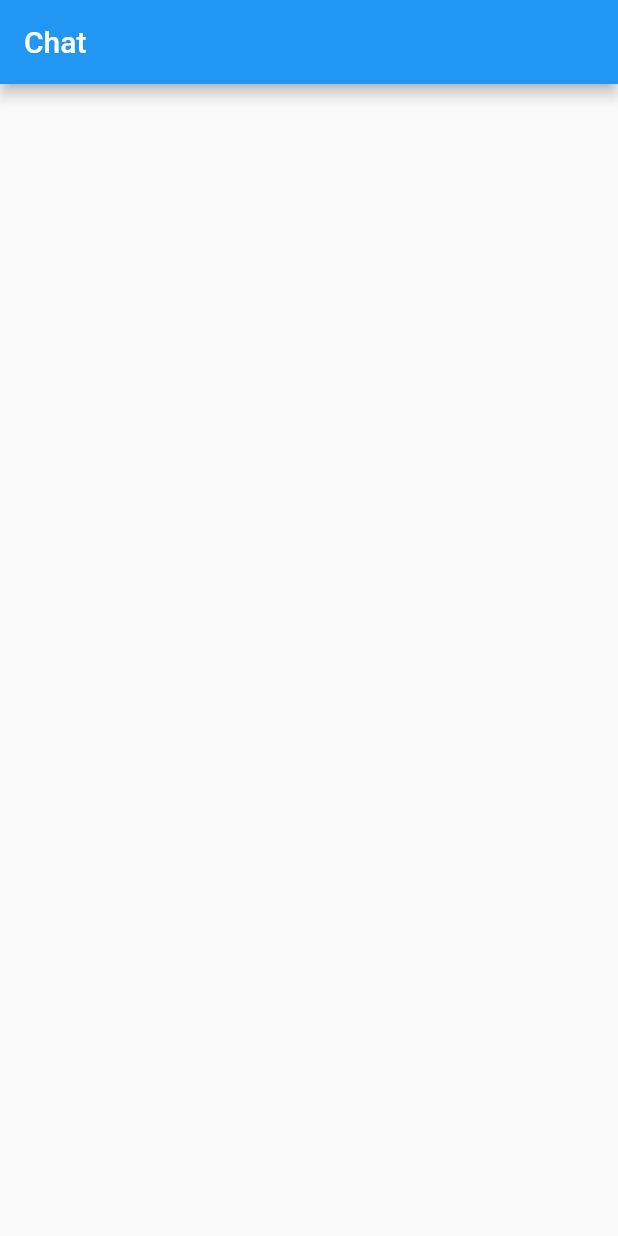
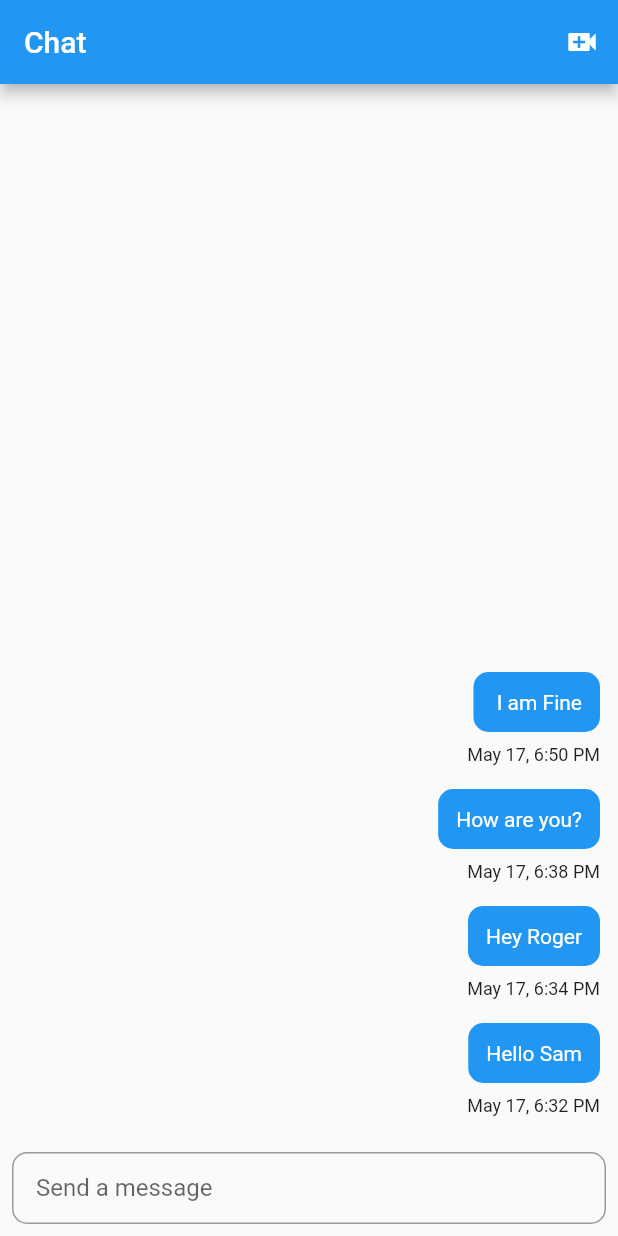
Before and after one commit to Devkalra/Video-Calling-with-Agora, a Flutter app: the ChatScreen screen opened directly, on a phone screen of 412 x 824 dp. Run offline on Flutter 3.47's test engine with Material 2 defaults, Android fonts, the phone set to English and light mode, and no system bars; missing offline and left inert: agora_uikit.

Commit message:
new commit

```diff
--- a/lib/chat/views/chat_screen.dart
+++ b/lib/chat/views/chat_screen.dart
@@ -1,5 +1,7 @@
 import 'package:flutter/material.dart';
+import 'package:video_calling_with_agora/chat/views/video_call.dart';
 import 'package:video_calling_with_agora/chat/widget/message_bubble.dart';
+import 'package:video_calling_with_agora/chat/widget/message_textfield.dart';
 
 class ChatScreen extends StatelessWidget {
   const ChatScreen({Key? key}) : super(key: key);
@@ -9,24 +11,34 @@ class ChatScreen extends StatelessWidget {
     return Scaffold(
       appBar: AppBar(
         title: const Text("Chat"),
+        actions: [
+          IconButton(
+              onPressed: () => Navigator.of(context).push(MaterialPageRoute(
+                    builder: (_) => const VideoCall(),
+                  )),
+              icon: const Icon(Icons.video_call))
+        ],
       ),
-      body: ListView.separated(
-        padding: const EdgeInsets.only(bottom: 16),
-          reverse: true,
-          itemCount: _messages.length,
-          itemBuilder: (_, index) => _messages[index],
-        separatorBuilder: (_,__) => const SizedBox(height: 16)
-         ),
+      body: Column(
+        children: [
+          Expanded(
+            child: ListView.separated(
+                padding: const EdgeInsets.only(bottom: 16),
+                reverse: true,
+                itemCount: _messages.length,
+                itemBuilder: (_, index) => _messages[index],
+                separatorBuilder: (_, __) => const SizedBox(height: 16)),
+          ),
+          const Message_Textfield(),
+        ],
+      ),
     );
   }
 }
+
 const _messages = <MessageBubble>[
-  MessageBubble(message: "Hello Sam",
-      date: "May 17, 6:32 PM"),
-  MessageBubble(message: "Hey Roger",
-      date: "May 17, 6:34 PM"),
-  MessageBubble(message: "How are you?",
-      date: "May 17, 6:38 PM"),
-  MessageBubble(message: " I am Fine",
-      date: "May 17, 6:50 PM")
+  MessageBubble(message: "Hello Sam", date: "May 17, 6:32 PM"),
+  MessageBubble(message: "Hey Roger", date: "May 17, 6:34 PM"),
+  MessageBubble(message: "How are you?", date: "May 17, 6:38 PM"),
+  MessageBubble(message: " I am Fine", date: "May 17, 6:50 PM")
 ];
--- a/lib/chat/widget/message_bubble.dart
+++ b/lib/chat/widget/message_bubble.dart
@@ -20,9 +20,39 @@ class MessageBubble extends StatelessWidget {
       isReceiver ? MainAxisAlignment.start: MainAxisAlignment.end,
       crossAxisAlignment: CrossAxisAlignment.end,
       children: [
-        Container(
-          padding: EdgeInsets.all(12),
-        )
+        if (isReceiver)
+          Padding(padding:
+          const EdgeInsets.all(8),
+          child: CircleAvatar(
+            backgroundColor: Colors.grey[200],
+            foregroundImage: NetworkImage(profileImageUrl!),
+          ),)
+        ,
+        Flexible(
+          child: Column(
+            crossAxisAlignment:
+            isReceiver ? CrossAxisAlignment.start : CrossAxisAlignment.end,
+            children: [
+              Container(
+                padding: const EdgeInsets.all(12),
+                constraints: const BoxConstraints(maxWidth: 275),
+                decoration: BoxDecoration(
+                  color: isReceiver ? Colors.green : Colors.blue,
+                  borderRadius: BorderRadius.circular(10),
+                ),
+                child: Text(
+                  message,
+                  style: const TextStyle(color: Colors.white),
+                ),
+              ),
+              const SizedBox(height: 8),
+              Text(
+                date,
+              style: const TextStyle(fontSize: 12),)
+            ],
+          ),
+        ),
+        if (!isReceiver) const SizedBox(width: 12,)
       ],
     );
   }
--- /dev/null
+++ b/lib/chat/widget/message_textfield.dart
@@ -0,0 +1,29 @@
+import 'package:flutter/material.dart';
+class Message_Textfield extends StatelessWidget {
+  const Message_Textfield({Key? key}) : super(key: key);
+
+  @override
+  Widget build(BuildContext context) {
+    return SafeArea(
+      child: Padding(
+        padding: const EdgeInsets.all(8.0),
+        child: TextField(
+          textAlignVertical:TextAlignVertical.center,
+          textCapitalization: TextCapitalization.sentences,
+          textInputAction: TextInputAction.send,
+          decoration: InputDecoration(
+            contentPadding: const EdgeInsets.symmetric(
+              vertical: 8,
+              horizontal: 16,
+            ),
+            border: OutlineInputBorder(
+              borderRadius: BorderRadius.circular(10),
+            ),
+            hintText: "Send a message"
+          ),
+
+        ),
+      ),
+    );
+  }
+}
```
Also changed, not shown: lib/app/app.dart (+18 -0 lines), lib/chat/views/video_call.dart (added, +59 -0 lines).
